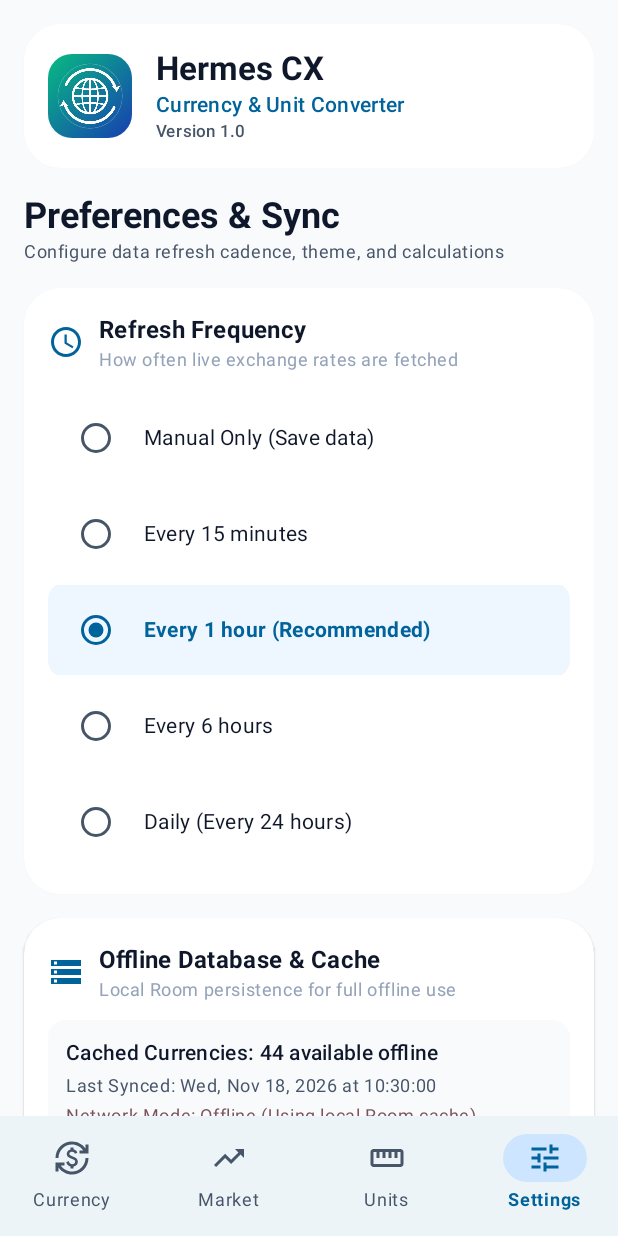
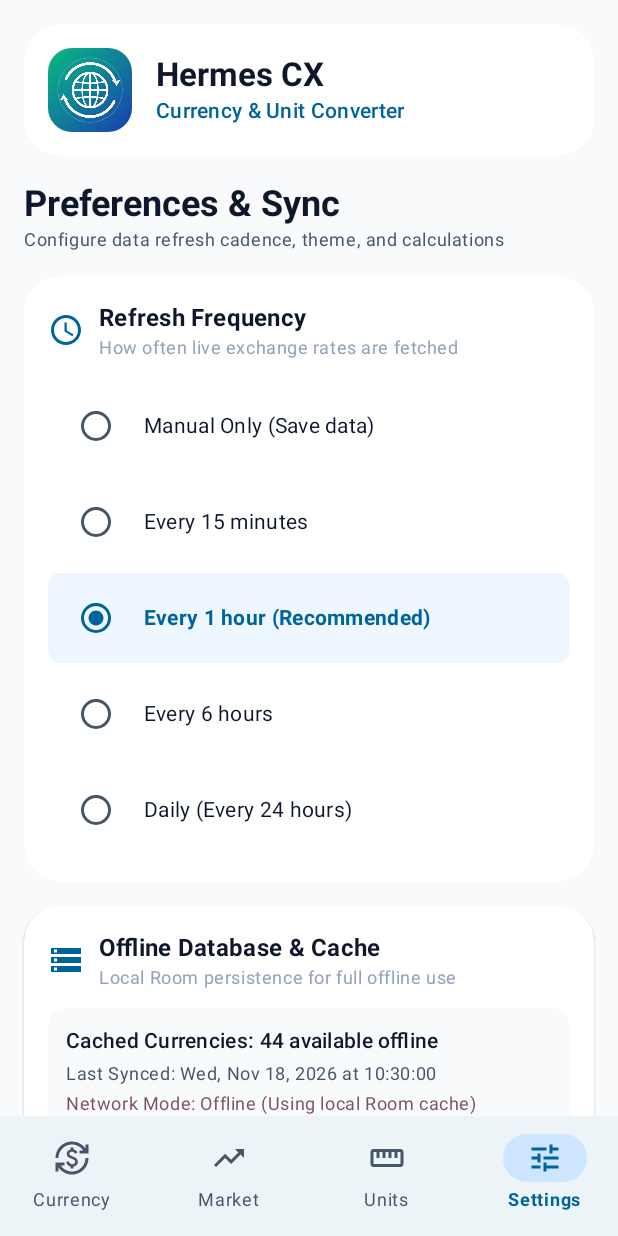
Before and after one commit to cybersulu/Hermes-CX, an Android app built with Jetpack Compose: the screen it shows after launch (MainActivity), item 4 of the bottom bar chosen, on a phone screen of 412 x 824 dp. Run offline under Robolectric (Android 15) with nearby library versions, the phone set to English and light mode, and no system bars; our stand-ins replace Room's generated code.

Commit message:
build: bump version to 3.0 and update dependencies
- Upgrade Compose BOM and Activity Compose
- Configure NDK full debug symbols
- Add ProGuard rules for EdgeToEdge
- Improve EdgeToEdge handling in UI components
- Remove redundant version label from settings

```diff
--- a/app/src/main/java/com/example/MainActivity.kt
+++ b/app/src/main/java/com/example/MainActivity.kt
@@ -2,6 +2,7 @@ package com.example
 
 import android.content.Intent
 import android.graphics.Color
+import android.os.Build
 import android.os.Bundle
 import androidx.activity.ComponentActivity
 import androidx.activity.SystemBarStyle
@@ -15,17 +16,18 @@ import androidx.compose.animation.fadeOut
 import androidx.compose.animation.togetherWith
 import androidx.compose.foundation.isSystemInDarkTheme
 import androidx.compose.foundation.layout.WindowInsets
+import androidx.compose.foundation.layout.consumeWindowInsets
 import androidx.compose.foundation.layout.fillMaxSize
 import androidx.compose.foundation.layout.padding
 import androidx.compose.foundation.layout.safeDrawing
 import androidx.compose.material.icons.Icons
+import androidx.compose.material.icons.automirrored.filled.TrendingUp
+import androidx.compose.material.icons.automirrored.outlined.TrendingUp
 import androidx.compose.material.icons.filled.CurrencyExchange
 import androidx.compose.material.icons.filled.Straighten
-import androidx.compose.material.icons.filled.TrendingUp
 import androidx.compose.material.icons.filled.Tune
 import androidx.compose.material.icons.outlined.CurrencyExchange
 import androidx.compose.material.icons.outlined.Straighten
-import androidx.compose.material.icons.outlined.TrendingUp
 import androidx.compose.material.icons.outlined.Tune
 import androidx.compose.material3.Icon
 import androidx.compose.material3.MaterialTheme
@@ -35,7 +37,7 @@ import androidx.compose.material3.NavigationBarItemDefaults
 import androidx.compose.material3.Scaffold
 import androidx.compose.material3.Text
 import androidx.compose.runtime.Composable
-import androidx.compose.runtime. DisposableEffect
+import androidx.compose.runtime.DisposableEffect
 import androidx.compose.runtime.LaunchedEffect
 import androidx.compose.runtime.getValue
 import androidx.compose.runtime.mutableIntStateOf
@@ -68,8 +70,8 @@ enum class Screen(
     ),
     RATES(
         title = "Market",
-        selectedIcon = Icons.Filled.TrendingUp,
-        unselectedIcon = Icons.Outlined.TrendingUp,
+        selectedIcon = Icons.AutoMirrored.Filled.TrendingUp,
+        unselectedIcon = Icons.AutoMirrored.Outlined.TrendingUp,
         testTag = "nav_rates"
     ),
     UNITS(
@@ -114,10 +116,13 @@ class MainActivity : ComponentActivity() {
                         Color.TRANSPARENT
                     ) { isDark },
                     navigationBarStyle = SystemBarStyle.auto(
-                        Color.argb(0xe6, 0xFF, 0xFF, 0xFF),
-                        Color.argb(0x80, 0x1b, 0x1b, 0x1b)
+                        Color.TRANSPARENT,
+                        Color.TRANSPARENT
                     ) { isDark }
                 )
+                if (Build.VERSION.SDK_INT >= Build.VERSION_CODES.Q) {
+                    window.isNavigationBarContrastEnforced = false
+                }
                 onDispose {}
             }
 
@@ -179,7 +184,9 @@ class MainActivity : ComponentActivity() {
                         targetState = currentScreenIndex,
                         transitionSpec = { fadeIn() togetherWith fadeOut() },
                         label = "screen_transition",
-                        modifier = Modifier.padding(innerPadding)
+                        modifier = Modifier
+                            .padding(innerPadding)
+                            .consumeWindowInsets(innerPadding)
                     ) { index ->
                         when (Screen.entries[index]) {
                             Screen.CALCULATOR -> {
--- a/app/src/main/java/com/example/ui/screens/SettingsScreen.kt
+++ b/app/src/main/java/com/example/ui/screens/SettingsScreen.kt
@@ -145,11 +145,6 @@ fun SettingsScreen(
                         style = MaterialTheme.typography.bodyMedium,
                         color = MaterialTheme.colorScheme.primary,
                         fontWeight = FontWeight.SemiBold
-                    )
-                    Text(
-                        text = "Version 1.0",
-                        style = MaterialTheme.typography.labelSmall,
-                        color = MaterialTheme.colorScheme.onSurfaceVariant
                     )
                 }
             }
--- a/gradle/libs.versions.toml
+++ b/gradle/libs.versions.toml
@@ -7,9 +7,9 @@ espressoCore = "3.7.0"
 lifecycleRuntimeKtx = "2.8.7"
 lifecycleViewmodelCompose = "2.8.7"
 lifecycleRuntimeCompose = "2.8.7"
-activityCompose = "1.10.1"
+activityCompose = "1.13.0"
 kotlin = "2.2.10"
-composeBom = "2024.09.00"
+composeBom = "2025.12.00"
 googleDevtoolsKsp = "2.3.7"
 navigationCompose = "2.8.9"
 roomRuntime = "2.7.0"
```
Also changed, not shown: app/build.gradle.kts (+5 -2 lines), app/src/main/java/com/example/ui/components/PrivacyPolicyDialog.kt (+6 -1 lines), 1 other file.
